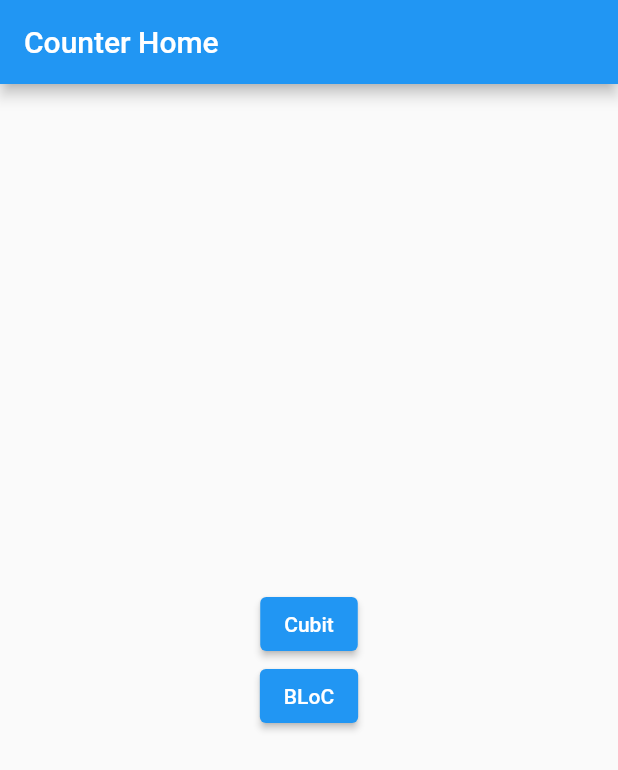
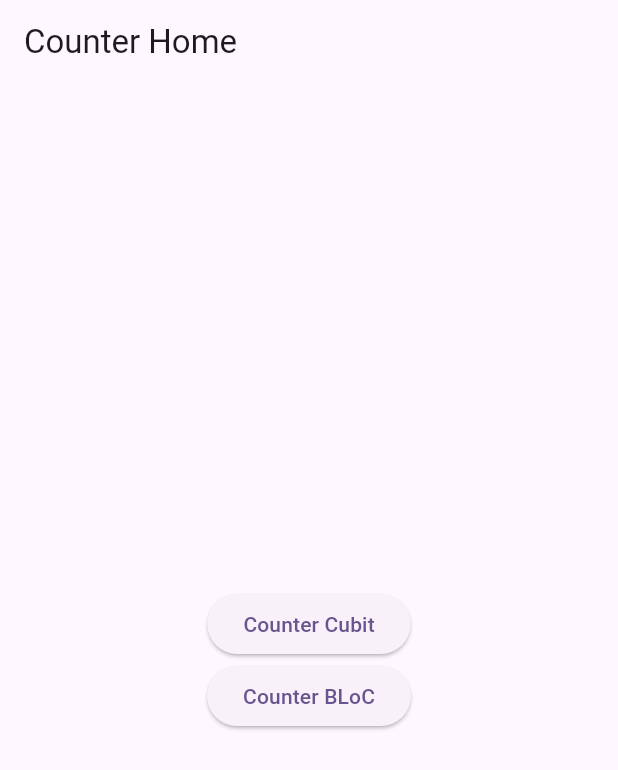
Before and after one commit to atereshkov/flutter-eureka-2023, a Flutter app: the screen it shows after launch, on a phone screen of 412 x 824 dp. Shown: the top 770 px of the screen. Run offline on Flutter 3.47's test engine with Material 2 defaults, Android fonts, the phone set to English and light mode, and no system bars; our stand-ins replace bloc, flutter_bloc.

Commit message:
Pass titles. Remove unused code

```diff
--- a/lib/app.dart
+++ b/lib/app.dart
@@ -1,6 +1,18 @@
 import 'package:flutter/material.dart';
 import 'counter_home_page.dart';
 
-class CounterApp extends MaterialApp {
-  const CounterApp({super.key}) : super(home: const CounterHomePage());
+class CounterApp extends StatelessWidget {
+  const CounterApp({super.key});
+
+  @override
+  Widget build(BuildContext context) {
+    return MaterialApp(
+      title: 'Flutter Eureka 2023',
+      theme: ThemeData(
+        colorScheme: ColorScheme.fromSeed(seedColor: Colors.deepPurple),
+        useMaterial3: true,
+      ),
+      home: const CounterHomePage(),
+    );
+  }
 }
--- a/lib/counter_bloc/page.dart
+++ b/lib/counter_bloc/page.dart
@@ -5,13 +5,15 @@ import 'view.dart';
 import 'bloc.dart';
 
 class CounterPageBloc extends StatelessWidget {
-  const CounterPageBloc({super.key});
+  const CounterPageBloc({super.key, required this.title});
+
+  final String title;
 
   @override
   Widget build(BuildContext context) {
     return BlocProvider(
       create: (_) => CounterBloc(),
-      child: const CounterViewBloc(),
+      child: CounterViewBloc(title: title),
     );
   }
 }
--- a/lib/counter_cubit/page.dart
+++ b/lib/counter_cubit/page.dart
@@ -5,13 +5,15 @@ import 'view.dart';
 import 'cubit.dart';
 
 class CounterPageCubit extends StatelessWidget {
-  const CounterPageCubit({super.key});
+  const CounterPageCubit({super.key, required this.title});
+
+  final String title;
 
   @override
   Widget build(BuildContext context) {
     return BlocProvider(
       create: (_) => CounterCubit(),
-      child: const CounterViewCubit(),
+      child: CounterViewCubit(title: title),
     );
   }
 }
--- a/lib/counter_home_page.dart
+++ b/lib/counter_home_page.dart
@@ -9,7 +9,6 @@ class CounterHomePage extends StatelessWidget {
   Widget build(BuildContext context) {
     return Scaffold(
       appBar: AppBar(
-        // backgroundColor: Theme.of(context).colorScheme.inversePrimary,
         title: const Text("Counter Home"),
       ),
       body: Center(
@@ -17,20 +16,20 @@ class CounterHomePage extends StatelessWidget {
           mainAxisAlignment: MainAxisAlignment.center,
           children: <Widget>[
             ElevatedButton(
-              child: const Text('Cubit'),
+              child: const Text('Counter Cubit'),
               onPressed: () {
                 Navigator.push(
                   context,
-                  MaterialPageRoute(builder: (context) => const CounterPageCubit()),
+                  MaterialPageRoute(builder: (context) => const CounterPageCubit(title: 'Counter Cubit')),
                 );
               },
             ),
             ElevatedButton(
-              child: const Text('BLoC'),
+              child: const Text('Counter BLoC'),
               onPressed: () {
                  Navigator.push(
                   context,
-                  MaterialPageRoute(builder: (context) => const CounterPageBloc()),
+                  MaterialPageRoute(builder: (context) => const CounterPageBloc(title: 'Counter Bloc')),
                 );
               },
             ),
```
Also changed, not shown: lib/counter_bloc/view.dart (+7 -2 lines), lib/counter_cubit/view.dart (+7 -2 lines), lib/main.dart (+0 -66 lines).
